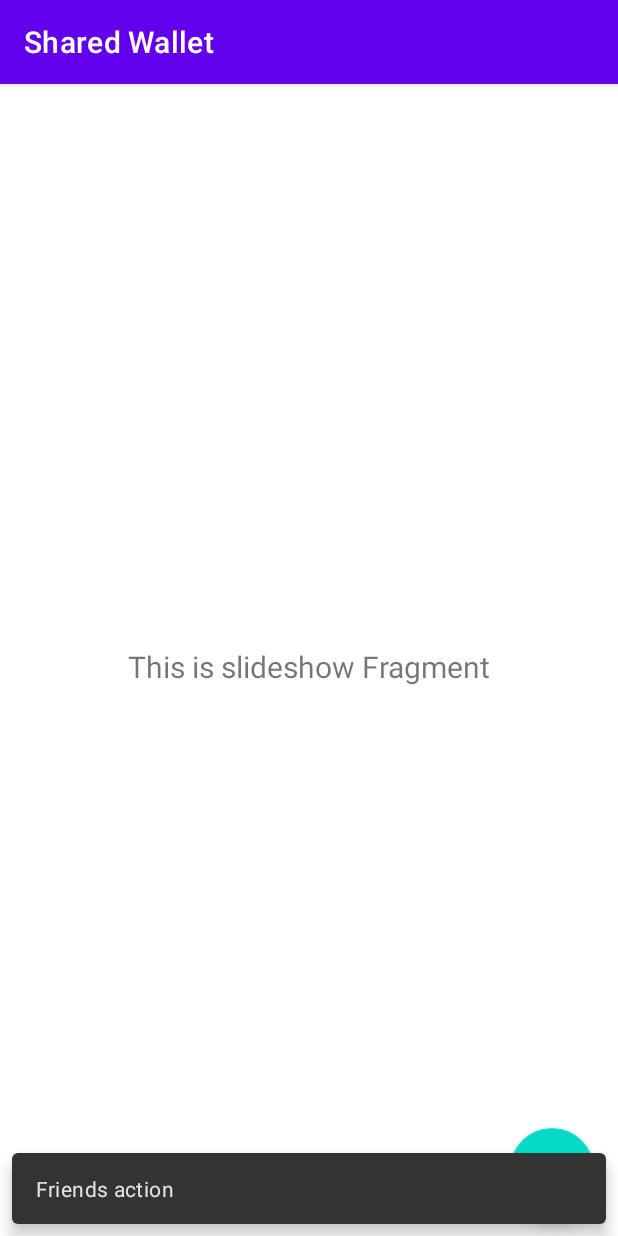
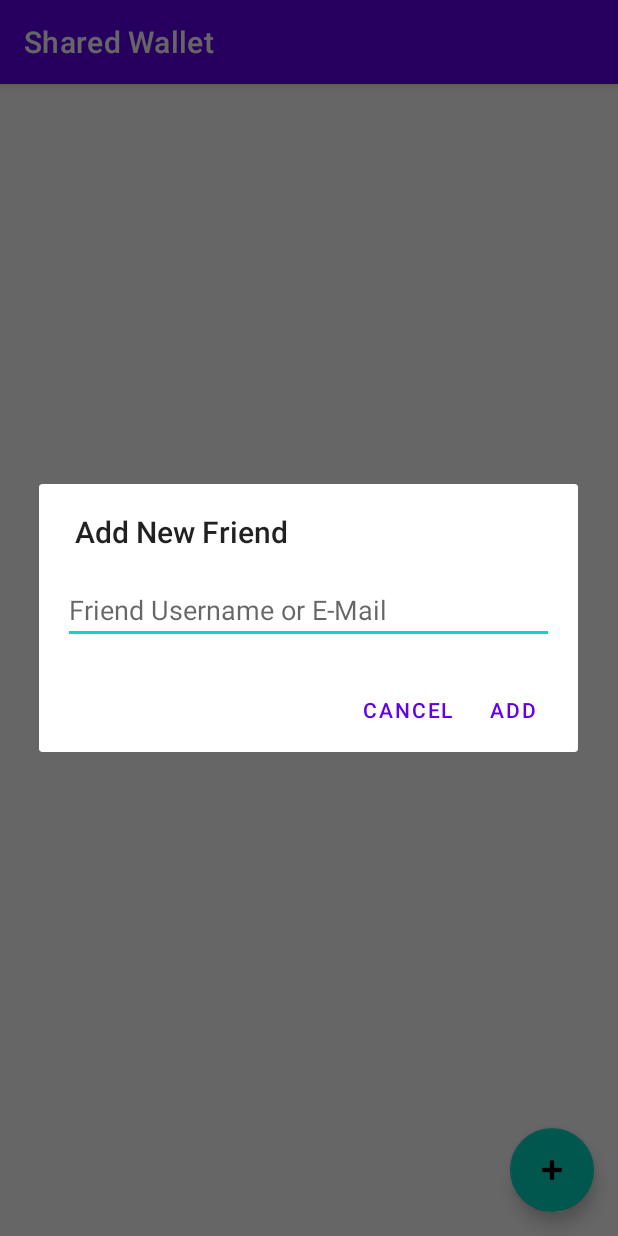
Before and after one commit to lglandshut/Shared-Wallet, an Android app: the fragment FriendsFragment shown on its own in the app's theme, after a tap on "Create Group", on a phone screen of 412 x 824 dp. Run offline under Robolectric (Android 15) with nearby library versions, the phone set to English and light mode, and no system bars; our stand-ins replace Firebase (no records; nobody signed in at launch, a user with empty details on screens opened directly).

Commit message:
Implemented recycleview and database management for friends

```diff
--- a/app/src/main/java/com/example/sharedwallet/firebase/objects/UserDO.kt
+++ b/app/src/main/java/com/example/sharedwallet/firebase/objects/UserDO.kt
@@ -4,5 +4,6 @@ data class UserDO(
     val userId: String? = null,
     val email: String? = null,
     val username: String? = null,
-    val groups: Array<String>? = null,
+    val groups: List<String>? = null,
+    val friends: List<String>? = null,
     val createdAt: Any? = null)
--- a/app/src/main/java/com/example/sharedwallet/ui/friends/FriendsFragment.kt
+++ b/app/src/main/java/com/example/sharedwallet/ui/friends/FriendsFragment.kt
@@ -4,15 +4,19 @@ import android.os.Bundle
 import android.view.LayoutInflater
 import android.view.View
 import android.view.ViewGroup
-import android.widget.TextView
+import android.widget.EditText
+import android.widget.Toast
+import androidx.appcompat.app.AlertDialog
 import androidx.fragment.app.Fragment
 import androidx.lifecycle.ViewModelProvider
+import androidx.recyclerview.widget.LinearLayoutManager
+import com.example.sharedwallet.R
 import com.example.sharedwallet.databinding.FragmentFriendsBinding
-import com.google.android.material.snackbar.Snackbar
 
 class FriendsFragment : Fragment() {
 
     private var _binding: FragmentFriendsBinding? = null
+    private lateinit var adapter: FriendsAdapter
 
     // This property is only valid between onCreateView and
     // onDestroyView.
@@ -24,26 +28,80 @@ class FriendsFragment : Fragment() {
         savedInstanceState: Bundle?
     ): View {
         val friendsViewModel =
-            ViewModelProvider(this).get(FriendsViewModel::class.java)
+            ViewModelProvider(this)[FriendsViewModel::class.java]
 
         _binding = FragmentFriendsBinding.inflate(inflater, container, false)
         val root: View = binding.root
 
-        val textView: TextView = binding.textFriends
-        friendsViewModel.text.observe(viewLifecycleOwner) {
-            textView.text = it
+        setupRecyclerView()
+        binding.fab.setOnClickListener {
+            showAddFriendDialog(friendsViewModel)
         }
 
-        binding.fab.setOnClickListener { view ->
-            Snackbar.make(view, "Friends action", Snackbar.LENGTH_LONG)
-                .setAction("Action", null).show()
+        // Beobachtet die Gruppenliste und aktualisiert die UI
+        friendsViewModel.friends.observe(viewLifecycleOwner) { friendsList ->
+            adapter = FriendsAdapter(friendsList)
+            binding.recyclerViewFriends.adapter = adapter
         }
 
+        friendsViewModel.loadFriends()
+
         return root
+    }
+
+    private fun setupRecyclerView() {
+        binding.recyclerViewFriends.layoutManager = LinearLayoutManager(context)
+        adapter = FriendsAdapter(emptyList()) // Start mit leerer Liste
+        binding.recyclerViewFriends.adapter = adapter
+    }
+
+    private fun showAddFriendDialog(friendsViewModel: FriendsViewModel) {
+        // Layout für das Dialogfenster aufbauen
+        val dialogView = layoutInflater.inflate(R.layout.dialog_add_friend, null)
+
+        // EditText für Gruppennamen und Beschreibung
+        val userNameEditText = dialogView.findViewById<EditText>(R.id.editUsernameOrEmail)
+
+        // Dialog erstellen
+        val dialog = AlertDialog.Builder(requireContext())
+            .setTitle("Add New Friend")
+            .setView(dialogView)
+            .setPositiveButton("Add") { dialogInterface, _ ->
+                // Wenn "Add" geklickt wird, nach User suchen und hinzufügen
+                val friendUsernameOrEmail = userNameEditText.text.toString()
+
+                if (friendUsernameOrEmail.isNotEmpty()) {
+                    // Hier kannst du die Gruppe speichern, z.B. in Firestore
+                    friendsViewModel.searchUser(friendUsernameOrEmail) { result ->
+                        if (!result) {
+                            Toast.makeText(
+                                requireContext(),
+                                "User not found",
+                                Toast.LENGTH_SHORT
+                            ).show()
+                        }
+                    }
+                } else {
+                    Toast.makeText(
+                        requireContext(),
+                        "Please fill in all fields",
+                        Toast.LENGTH_SHORT
+                    ).show()
+                }
+
+                dialogInterface.dismiss()
+            }
+            .setNegativeButton("Cancel") { dialogInterface, _ ->
+                dialogInterface.dismiss()
+            }
+
+        // Den Dialog anzeigen
+        dialog.show()
     }
 
     override fun onDestroyView() {
         super.onDestroyView()
         _binding = null
     }
+
 }
--- a/app/src/main/java/com/example/sharedwallet/ui/friends/FriendsViewModel.kt
+++ b/app/src/main/java/com/example/sharedwallet/ui/friends/FriendsViewModel.kt
@@ -3,11 +3,47 @@ package com.example.sharedwallet.ui.friends
 import androidx.lifecycle.LiveData
 import androidx.lifecycle.MutableLiveData
 import androidx.lifecycle.ViewModel
+import com.example.sharedwallet.firebase.DatabaseManager
+import com.example.sharedwallet.firebase.objects.UserDO
 
 class FriendsViewModel : ViewModel() {
 
-    private val _text = MutableLiveData<String>().apply {
-        value = "This is slideshow Fragment"
+    private val databaseManager = DatabaseManager
+
+    private val _friends = MutableLiveData<List<UserDO>>()
+    val friends: LiveData<List<UserDO>> = _friends
+
+    fun loadFriends() {
+        databaseManager.getFriends { result ->
+            _friends.value = result
+        }
     }
-    val text: LiveData<String> = _text
+
+    fun searchUser(username: String, callback: (Boolean) -> Unit) {
+        if (username.contains("@")) {
+            // E-Mail-Adresse
+            databaseManager.getUserByEmail(username) { result ->
+                if (result != null) {
+                    addFriend(result)
+                    callback(true)
+                } else callback(false)
+            }
+        } else {
+            // Benutzername
+            databaseManager.getUserByUsername(username) { result ->
+                if (result != null) {
+                    addFriend(result)
+                    callback(true)
+                } else callback(false)
+            }
+        }
+    }
+
+    private fun addFriend(friend: UserDO) {
+        val newFriend = _friends.value.orEmpty().toMutableList()
+        newFriend.add(friend)
+        _friends.value = newFriend
+
+        databaseManager.addFriend(friend.userId.toString())
+    }
 }
--- a/app/src/main/java/com/example/sharedwallet/ui/groups/GroupFragment.kt
+++ b/app/src/main/java/com/example/sharedwallet/ui/groups/GroupFragment.kt
@@ -29,7 +29,7 @@ class GroupFragment : Fragment() {
         savedInstanceState: Bundle?
     ): View {
         val groupViewModel =
-            ViewModelProvider(this).get(GroupViewModel::class.java)
+            ViewModelProvider(this)[GroupViewModel::class.java]
 
         _binding = FragmentGroupBinding.inflate(inflater, container, false)
         val root: View = binding.root
--- a/app/src/main/java/com/example/sharedwallet/ui/groups/GroupViewModel.kt
+++ b/app/src/main/java/com/example/sharedwallet/ui/groups/GroupViewModel.kt
@@ -8,7 +8,7 @@ import com.example.sharedwallet.firebase.objects.GroupDO
 
 class GroupViewModel : ViewModel() {
 
-    val databaseManager = DatabaseManager
+    private val databaseManager = DatabaseManager
 
     private val _groups = MutableLiveData<List<GroupDO>>()
     val groups: LiveData<List<GroupDO>> = _groups
--- /dev/null
+++ b/app/src/main/res/layout/dialog_add_friend.xml
@@ -0,0 +1,15 @@
+<!-- dialog_add_group.xml -->
+<LinearLayout
+    xmlns:android="http://schemas.android.com/apk/res/android"
+    android:layout_width="wrap_content"
+    android:layout_height="wrap_content"
+    android:orientation="vertical"
+    android:padding="16dp">
+
+    <EditText
+        android:id="@+id/editUsernameOrEmail"
+        android:layout_width="match_parent"
+        android:layout_height="wrap_content"
+        android:hint="Friend Username or E-Mail" />
+
+</LinearLayout>
--- a/app/src/main/res/layout/fragment_friends.xml
+++ b/app/src/main/res/layout/fragment_friends.xml
@@ -6,19 +6,13 @@
     android:layout_height="match_parent"
     tools:context=".ui.friends.FriendsFragment">
 
-    <TextView
-        android:id="@+id/text_friends"
+    <androidx.recyclerview.widget.RecyclerView
+        android:id="@+id/recyclerViewFriends"
         android:layout_width="match_parent"
-        android:layout_height="wrap_content"
-        android:layout_marginStart="8dp"
-        android:layout_marginTop="8dp"
-        android:layout_marginEnd="8dp"
-        android:textAlignment="center"
-        android:textSize="20sp"
-        app:layout_constraintBottom_toBottomOf="parent"
-        app:layout_constraintEnd_toEndOf="parent"
-        app:layout_constraintStart_toStartOf="parent"
-        app:layout_constraintTop_toTopOf="parent" />
+        android:layout_height="0dp"
+        android:layout_weight="1"
+        app:layout_constraintTop_toTopOf="parent"
+        app:layout_constraintBottom_toBottomOf="parent"/>
 
     <com.google.android.material.floatingactionbutton.FloatingActionButton
         android:id="@+id/fab"
```
Also changed, not shown: app/src/main/java/com/example/sharedwallet/firebase/DatabaseManager.kt (+57 -2 lines), app/src/main/java/com/example/sharedwallet/ui/friends/FriendsAdapter.kt (added, +30 -0 lines), app/src/main/res/layout/friend_row_item.xml (added, +33 -0 lines).
